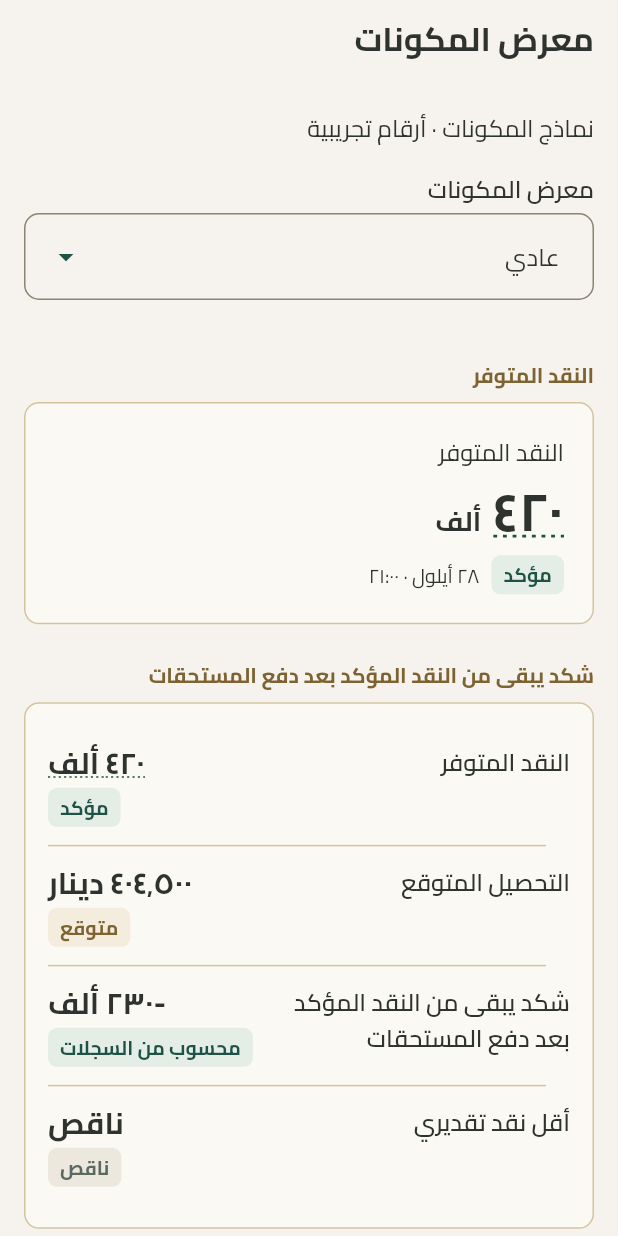
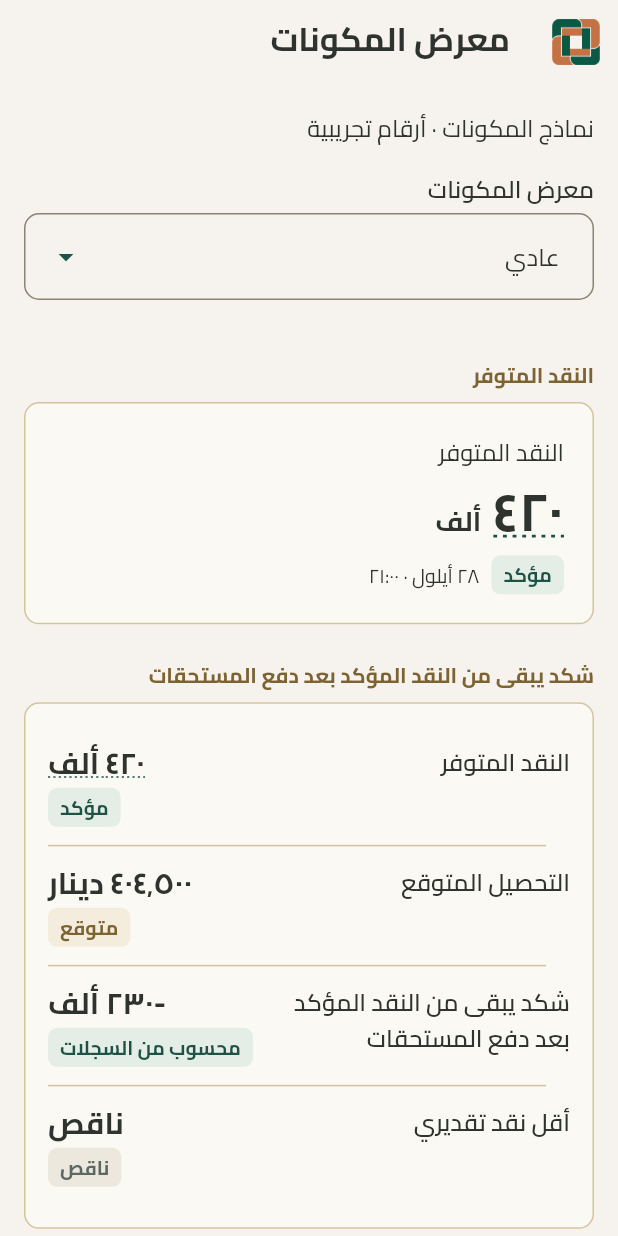
Before and after one commit to abdulwahed-s/Shgad, a Flutter app: the GalleryPage screen opened by its route, on a phone screen of 412 x 824 dp. Run offline on Flutter 3.47's test engine with Material 3 defaults, Android fonts, the light colour scheme and no system bars; our stand-ins replace dio, flutter_bloc, get_it, go_router, shared_preferences; missing offline and left inert: dart:js_interop; accounts and stored records are empty; generated files the repository leaves out were written again; project files that could hold a hidden picture were left out.

Commit message:
feat(ui): apply Shgad branding across app and platform icons

```diff
--- a/frontend/lib/core/constants/app_dimens.dart
+++ b/frontend/lib/core/constants/app_dimens.dart
@@ -12,6 +12,9 @@ abstract final class AppDimens {
   static const radiusLg = 14.0;
   static const borderWidth = 1.0;
   static const toolbarHeight = 56.0;
+  static const brandSymbolSize = 32.0;
+  static const brandWordmarkHeight = 96.0;
+  static const welcomeBrandHeight = 120.0;
   static const navigationHeight = 64.0;
   static const chartHeight = 200.0;
   static const numberBadgeSize = 22.0;
--- a/frontend/lib/core/widgets/merchant_shell.dart
+++ b/frontend/lib/core/widgets/merchant_shell.dart
@@ -40,7 +40,7 @@ class MerchantScaffold extends StatelessWidget {
               maxWidth:
                   (bounds.maxWidth -
                           AppDimens.lg * 2 -
-                          (pushed ? AppDimens.minTarget : 0))
+                          (pushed || compact ? AppDimens.minTarget : 0))
                       .clamp(AppDimens.minTarget, double.infinity),
             );
         final minimum = MediaQuery.textScalerOf(
--- a/frontend/lib/core/widgets/page_header.dart
+++ b/frontend/lib/core/widgets/page_header.dart
@@ -3,6 +3,7 @@ import '../../l10n/generated/app_localizations.dart';
 import '../constants/app_dimens.dart';
 import 'balanced_text.dart';
 import 'ledger_widgets.dart';
+import 'shgad_brand.dart';
 
 class PageHeader extends StatelessWidget implements PreferredSizeWidget {
   const PageHeader({
@@ -31,7 +32,14 @@ class PageHeader extends StatelessWidget implements PreferredSizeWidget {
     ),
     toolbarHeight: height,
     automaticallyImplyLeading: false,
-    leading: onBack == null ? null : BackButton(onPressed: onBack),
+    leading: onBack != null
+        ? BackButton(onPressed: onBack)
+        : MediaQuery.sizeOf(context).width < AppDimens.compactBreakpoint
+        ? const Padding(
+            padding: EdgeInsets.all(AppDimens.md),
+            child: ShgadBrand(),
+          )
+        : null,
     actions: [?action],
   );
 }
--- /dev/null
+++ b/frontend/lib/core/widgets/shgad_brand.dart
@@ -0,0 +1,23 @@
+import 'package:flutter/material.dart';
+
+import '../../l10n/generated/app_localizations.dart';
+import '../constants/app_dimens.dart';
+
+class ShgadBrand extends StatelessWidget {
+  const ShgadBrand({this.wordmark = false, this.height, super.key});
+
+  final bool wordmark;
+  final double? height;
+
+  @override
+  Widget build(BuildContext context) => Image.asset(
+    wordmark
+        ? 'assets/branding/shgad_wordmark.png'
+        : 'assets/branding/shgad_symbol.png',
+    height:
+        height ??
+        (wordmark ? AppDimens.brandWordmarkHeight : AppDimens.brandSymbolSize),
+    fit: BoxFit.contain,
+    semanticLabel: AppLocalizations.of(context).appTitle,
+  );
+}
--- a/frontend/pubspec.yaml
+++ b/frontend/pubspec.yaml
@@ -30,6 +30,8 @@ dev_dependencies:
 flutter:
   uses-material-design: true
   generate: true
+  assets:
+    - assets/branding/
   fonts:
     - family: Cairo
       fonts:
```
Also changed, not shown: frontend/lib/core/widgets/merchant_navigation.dart (+8 -10 lines), frontend/lib/features/sample_shop/presentation/pages/sample_page.dart (+8 -0 lines), frontend/assets/branding/shgad_symbol.png (added), frontend/assets/branding/shgad_wordmark.png (added), logo/logo_symbol_transparent.png (added), logo/logo_wordmark_transparent.png (added), 35 other files.
